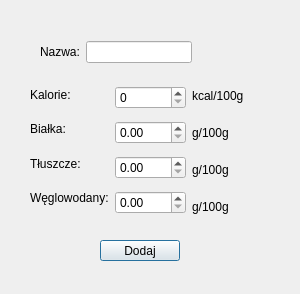
The window that FitBulliq/addownproductwindow.ui (kmbrzoza/FitBulliq) describes before a commit, drawn with Qt 5.
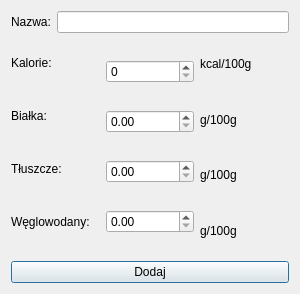
The same window after the commit.

The edit to the form file:
```diff
--- a/FitBulliq/addownproductwindow.ui
+++ b/FitBulliq/addownproductwindow.ui
@@ -10,16 +10,10 @@
     <height>294</height>
    </rect>
   </property>
-  <property name="minimumSize">
-   <size>
-    <width>300</width>
-    <height>294</height>
-   </size>
-  </property>
   <property name="maximumSize">
    <size>
-    <width>300</width>
-    <height>294</height>
+    <width>1920</width>
+    <height>1080</height>
    </size>
   </property>
   <property name="font">
@@ -30,29 +24,14 @@
   <property name="windowTitle">
    <string>Dialog</string>
   </property>
-  <widget class="QPushButton" name="pushButton">
-   <property name="geometry">
-    <rect>
-     <x>100</x>
-     <y>240</y>
-     <width>80</width>
-     <height>21</height>
-    </rect>
-   </property>
-   <property name="text">
-    <string>Dodaj</string>
-   </property>
-  </widget>
-  <widget class="QWidget" name="layoutWidget">
-   <property name="geometry">
-    <rect>
-     <x>40</x>
-     <y>40</y>
-     <width>152</width>
-     <height>24</height>
-    </rect>
-   </property>
+  <layout class="QGridLayout" name="gridLayout">
+   <item row="0" column="0">
+    <layout class="QVBoxLayout" name="verticalLayout_7">
+     <item>
    <layout class="QHBoxLayout" name="horizontalLayout">
+       <property name="leftMargin">
+        <number>0</number>
+       </property>
     <item>
      <widget class="QLabel" name="label">
       <property name="text">
@@ -64,20 +43,9 @@
      <widget class="QLineEdit" name="lineEdit"/>
     </item>
    </layout>
-  </widget>
-  <widget class="QWidget" name="layoutWidget">
-   <property name="geometry">
-    <rect>
-     <x>30</x>
-     <y>80</y>
-     <width>277</width>
-     <height>142</height>
-    </rect>
-   </property>
+     </item>
+     <item>
    <layout class="QHBoxLayout" name="horizontalLayout_2">
-    <property name="rightMargin">
-     <number>50</number>
-    </property>
     <item>
      <layout class="QVBoxLayout" name="verticalLayout_3">
       <property name="bottomMargin">
@@ -181,7 +149,17 @@
      </layout>
     </item>
    </layout>
-  </widget>
+     </item>
+     <item>
+      <widget class="QPushButton" name="pushButton">
+       <property name="text">
+        <string>Dodaj</string>
+       </property>
+      </widget>
+     </item>
+    </layout>
+   </item>
+  </layout>
  </widget>
  <resources/>
  <connections/>
```
Lines whose indentation alone changed are shown as unchanged.
